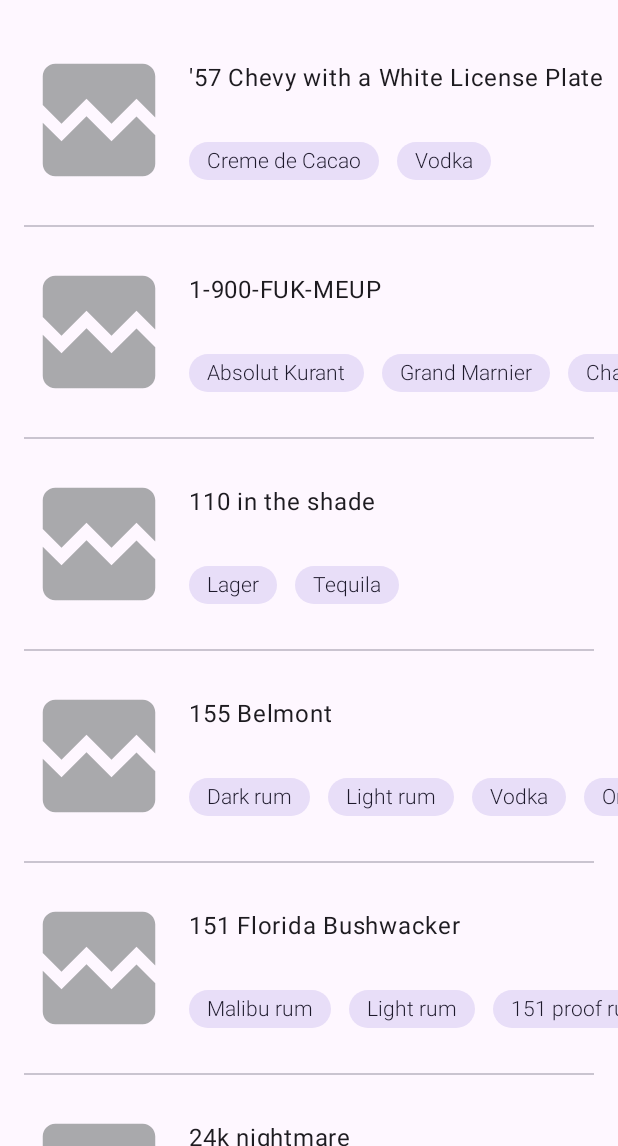
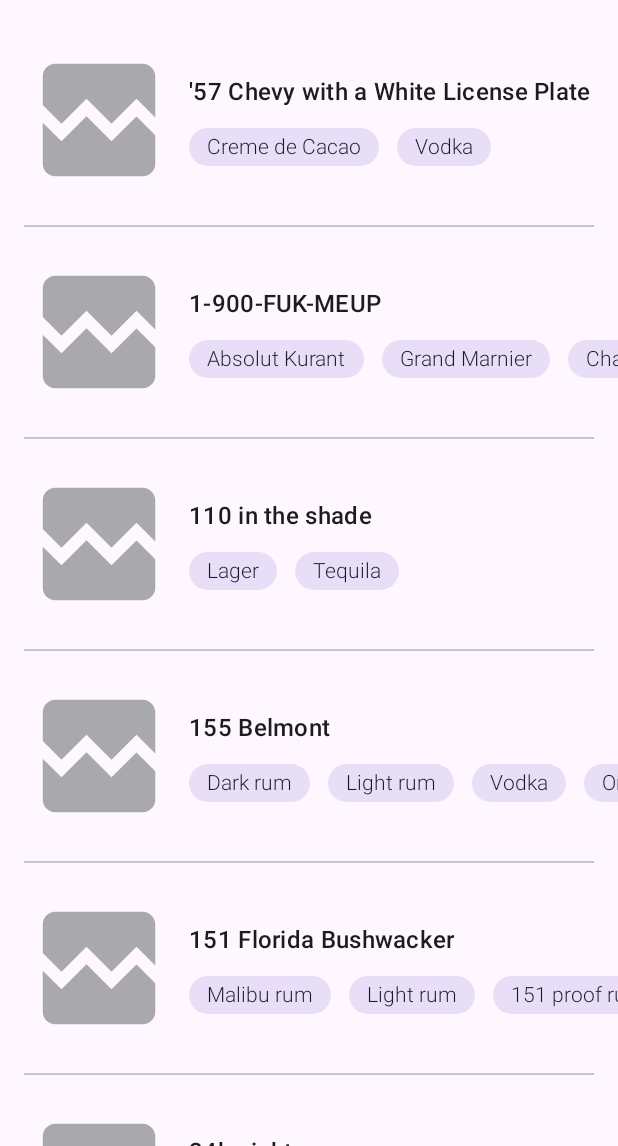
Before and after one commit to Grobych/Cocktails, an Android app built with Jetpack Compose: the screen it shows after launch (MainActivity), on a phone screen of 412 x 824 dp, the part 90-1236 px from its top. Run offline under Robolectric (Android 15) with nearby library versions, the phone set to English and light mode, and no system bars; our stand-ins replace Dagger/Hilt's generated code, Room's generated code; pictures from the network do not load; 1 statement that could not run was skipped.

Commit message:
screens update

```diff
--- a/app/src/main/java/com/globa/cocktails/ui/cocktaillist/CocktailListScreen.kt
+++ b/app/src/main/java/com/globa/cocktails/ui/cocktaillist/CocktailListScreen.kt
@@ -171,14 +171,18 @@ fun CocktailListItem(cocktail: Cocktail, onItemClickAction: () -> Unit, onTagCli
                 modifier = Modifier
                     .fillMaxWidth()
                     .height(140.dp),
-                verticalArrangement = Arrangement.SpaceEvenly,
+                verticalArrangement = Arrangement.Center,
                 horizontalAlignment = Alignment.Start
             ) {
                 Row {
-                    Text(text = cocktail.drinkName, fontSize = MaterialTheme.typography.titleMedium.fontSize)
+                    Text(
+                        text = cocktail.drinkName,
+                        style = MaterialTheme.typography.titleMedium)
                     //star
                 }
-                Row {
+                Row(
+                    modifier = Modifier.padding(top = 12.dp)
+                ) {
                     TagField(list = cocktail.ingredients, onItemClickAction = onTagClicked)
                 }
             }
--- a/app/src/main/java/com/globa/cocktails/ui/theme/Type.kt
+++ b/app/src/main/java/com/globa/cocktails/ui/theme/Type.kt
@@ -4,7 +4,7 @@ import androidx.compose.material3.Typography
 import androidx.compose.ui.text.TextStyle
 import androidx.compose.ui.text.font.FontWeight
 import androidx.compose.ui.unit.sp
-
+//TODO: review typography
 val typography = Typography(
     bodyMedium = TextStyle(
         fontWeight = FontWeight.Light),
@@ -14,5 +14,8 @@ val typography = Typography(
     ),
     headlineSmall = TextStyle(
         fontSize = 16.sp
+    ),
+    headlineMedium = TextStyle(
+        fontSize = 20.sp
     )
 )
--- a/app/src/main/java/com/globa/cocktails/ui/util/AddButton.kt
+++ b/app/src/main/java/com/globa/cocktails/ui/util/AddButton.kt
@@ -2,7 +2,6 @@ package com.globa.cocktails.ui.util
 
 import android.content.res.Configuration
 import androidx.compose.foundation.background
-import androidx.compose.foundation.layout.size
 import androidx.compose.foundation.shape.CircleShape
 import androidx.compose.material3.Icon
 import androidx.compose.material3.IconButton
@@ -13,7 +12,6 @@ import androidx.compose.ui.Modifier
 import androidx.compose.ui.graphics.vector.ImageVector
 import androidx.compose.ui.res.vectorResource
 import androidx.compose.ui.tooling.preview.Preview
-import androidx.compose.ui.unit.dp
 import com.globa.cocktails.R
 import com.globa.cocktails.ui.theme.AppTheme
 
@@ -30,7 +28,7 @@ fun AddButton(
                 color = MaterialTheme.colorScheme.primary,
                 shape = CircleShape
             )
-            .size(45.dp),
+//            .size(45.dp),
     ) {
         Icon(
             imageVector = ImageVector.vectorResource(id = R.drawable.ic_add),
--- a/app/src/main/java/com/globa/cocktails/ui/util/CustomSearchField.kt
+++ b/app/src/main/java/com/globa/cocktails/ui/util/CustomSearchField.kt
@@ -66,7 +66,7 @@ fun CustomSearchField(
             BasicTextField(
                 value = text,
                 onValueChange = onTextChanged,
-                textStyle = MaterialTheme.typography.bodyMedium.plus(
+                textStyle = MaterialTheme.typography.bodyLarge.plus(
                     TextStyle(color = MaterialTheme.colorScheme.onSurfaceVariant)
                 ),
                 singleLine = true,
```
Also changed, not shown: app/src/main/java/com/globa/cocktails/ui/cocktailinfo/CocktailInfoScreen.kt (+14 -16 lines).
